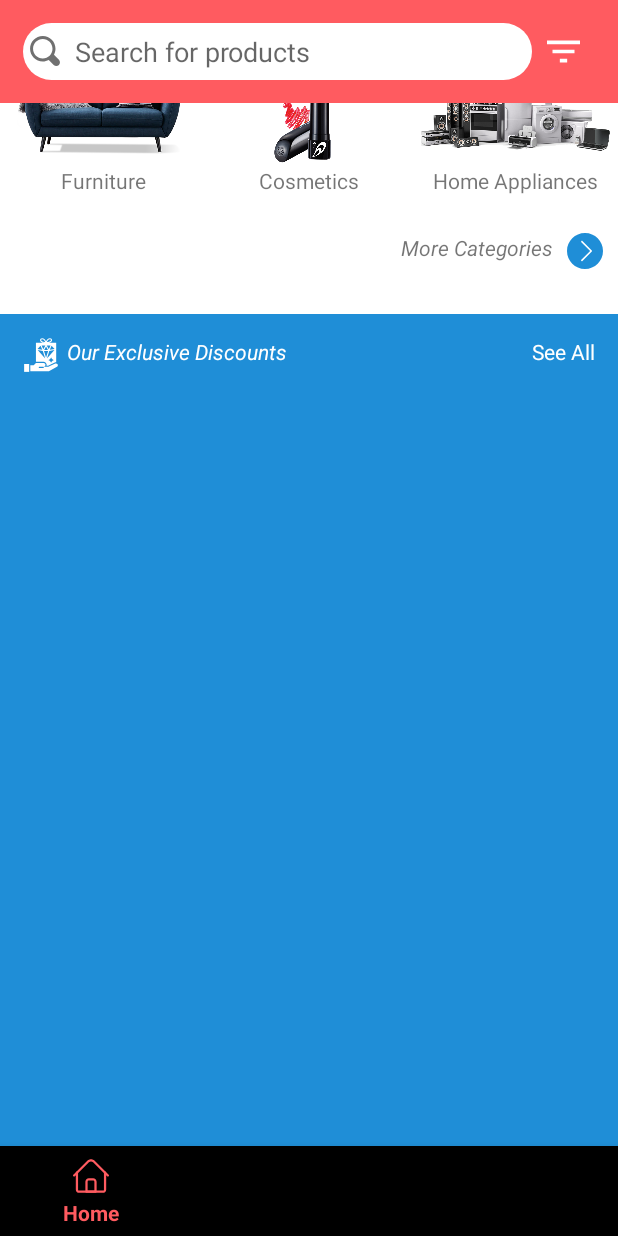
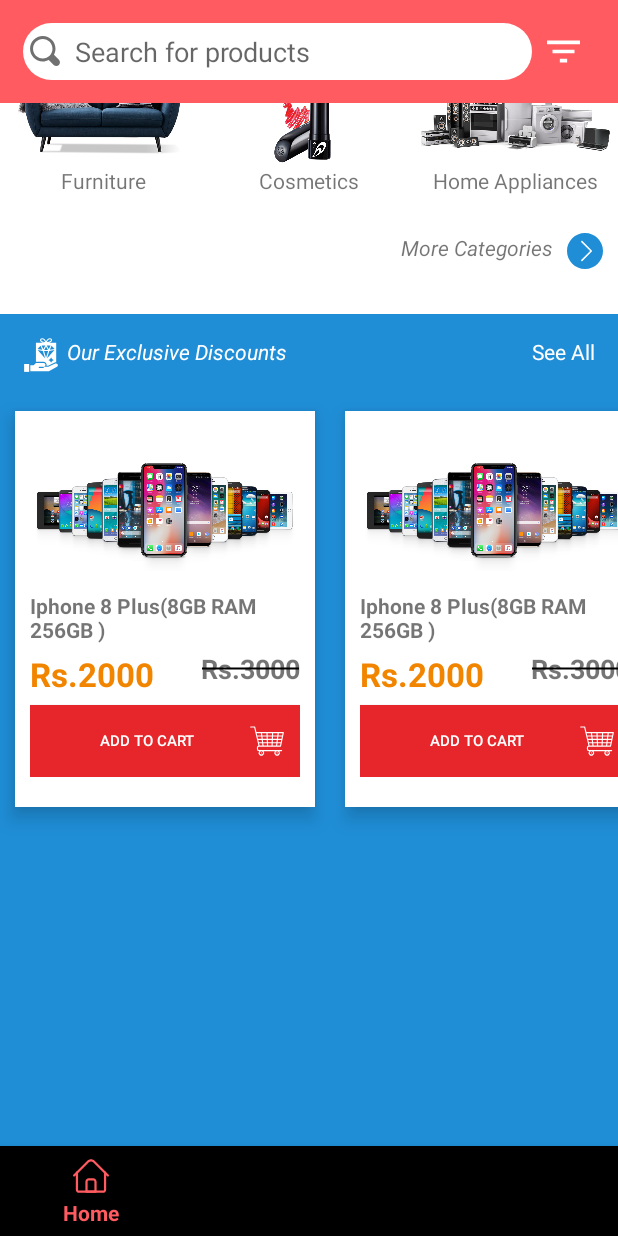
Before and after one commit to Shisrih/MeroPasal, an Android app: the screen it shows after launch (Dashboard), scrolled down 384 dp, on a phone screen of 412 x 824 dp. Run offline under Robolectric (Android 15) with nearby library versions, the phone set to English and light mode, and no system bars; libraries missing offline, so code that uses them is left out: com.smarteist.autoimageslider; plain views replace SliderView; pictures from the network do not load; Roboto replaces fonts that are not available here; 9 statements that could not run were skipped.

Commit message:
Some Changes

```diff
--- a/app/build.gradle
+++ b/app/build.gradle
@@ -5,7 +5,7 @@ android {
     buildToolsVersion "30.0.0"
 
     defaultConfig {
-        applicationId "com.example.meropasal_designs"
+        applicationId "com.example.meropasal"
         minSdkVersion 16
         targetSdkVersion 30
         versionCode 1
--- a/app/src/main/java/com/example/meropasal/ui/home/Homescreen.java
+++ b/app/src/main/java/com/example/meropasal/ui/home/Homescreen.java
@@ -51,8 +51,13 @@ public class Homescreen extends Fragment {
         sliderview.startAutoCycle();
 
         //Exclusive products horizontal scroll view (Instanciating Adapter)//
-        ExclusiveProductAdapter exadpter = new ExclusiveProductAdapter(root.getContext(),exclusiveProductScrollModelList);
+        ExclusiveProductAdapter exadpter = new ExclusiveProductAdapter(root.getContext(), exclusiveProductScrollModelList);
         exclusiveProductScrollModelList.add(new ExclusiveProductScrollModel(R.drawable.mobilephones,"Iphone 8 Plus(8GB RAM 256GB )","Rs.2000","Rs.3000"));
+        exclusiveProductScrollModelList.add(new ExclusiveProductScrollModel(R.drawable.mobilephones,"Iphone 8 Plus(8GB RAM 256GB )","Rs.2000","Rs.3000"));
+        exclusiveProductScrollModelList.add(new ExclusiveProductScrollModel(R.drawable.mobilephones,"Iphone 8 Plus(8GB RAM 256GB )","Rs.2000","Rs.3000"));
+        exclusiveProductScrollModelList.add(new ExclusiveProductScrollModel(R.drawable.mobilephones,"Iphone 8 Plus(8GB RAM 256GB )","Rs.2000","Rs.3000"));
+
+        exclusiveproductsrecycler.setLayoutManager(new LinearLayoutManager( getContext(), LinearLayoutManager.HORIZONTAL, false));
         exclusiveproductsrecycler.setAdapter(exadpter);
 
 
--- a/app/src/main/res/layout/exclusive_products_recycler_layout.xml
+++ b/app/src/main/res/layout/exclusive_products_recycler_layout.xml
@@ -1,9 +1,10 @@
 <?xml version="1.0" encoding="utf-8"?>
 <LinearLayout xmlns:android="http://schemas.android.com/apk/res/android"
     xmlns:app="http://schemas.android.com/apk/res-auto"
-    android:orientation="vertical" android:layout_width="wrap_content"
+    android:orientation="horizontal" android:layout_width="wrap_content"
     android:layout_height="wrap_content"
     android:background="#FFF"
+    android:layout_margin="10dp"
     android:elevation="8dp">
 
     <LinearLayout
--- a/app/src/main/res/layout/fragment_homescreen.xml
+++ b/app/src/main/res/layout/fragment_homescreen.xml
@@ -64,7 +64,7 @@
             android:id="@+id/imageSlider"
             android:layout_width="match_parent"
             android:layout_height="200dp"
-            app:sliderIndicatorEnabled="false"
+
             app:sliderAnimationDuration="600"
             app:sliderAutoCycleDirection="back_and_forth"
             app:sliderAutoCycleEnabled="true"
@@ -279,19 +279,20 @@
 
 
         //Exclusive Items Horizantalscroll view//
-        <HorizontalScrollView
+        <LinearLayout
             android:layout_width="match_parent"
             android:layout_height="500dp"
             android:background="@color/blueAccent">
 
             <androidx.recyclerview.widget.RecyclerView
                 android:id="@+id/exclusiveitems_stack"
-                android:layout_width="match_parent"
-                android:layout_height="wrap_content"/>
+                android:layout_width="wrap_content"
+
+                android:layout_height="match_parent"/>
 
 
 
-        </HorizontalScrollView>
+        </LinearLayout>
 
 
 
```
